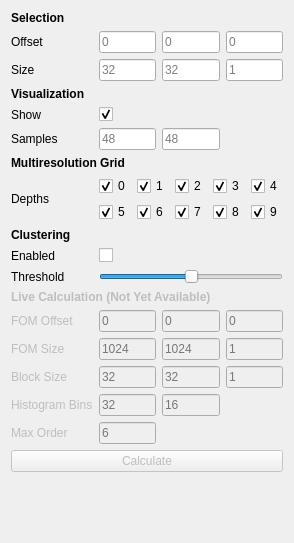
This is include/ui/plugins/fdm_toolbox.ui in VRGroupRWTH/pli_view as Qt 5 draws it before an edit. The edited form follows.
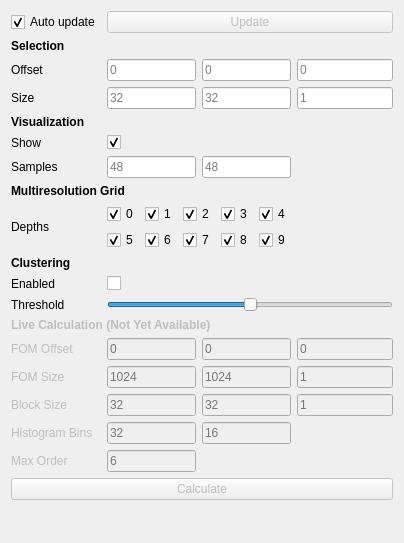
This is the edited form.

```diff
--- a/include/ui/plugins/fdm_toolbox.ui
+++ b/include/ui/plugins/fdm_toolbox.ui
@@ -6,44 +6,158 @@
    <rect>
     <x>0</x>
     <y>0</y>
-    <width>268</width>
+    <width>380</width>
     <height>543</height>
    </rect>
   </property>
   <property name="windowTitle">
    <string>Fiber Distribution Map Toolbox</string>
   </property>
-  <layout class="QGridLayout" name="gridLayout_2">
-   <item row="0" column="0" colspan="4">
-    <widget class="QLabel" name="label_subset">
+  <layout class="QGridLayout" name="gridLayout">
+   <item row="15" column="3">
+    <widget class="QLineEdit" name="line_edit_block_size_z">
+     <property name="enabled">
+      <bool>false</bool>
+     </property>
      <property name="sizePolicy">
       <sizepolicy hsizetype="Expanding" vsizetype="Fixed">
        <horstretch>1</horstretch>
        <verstretch>0</verstretch>
       </sizepolicy>
      </property>
-     <property name="font">
-      <font>
-       <weight>75</weight>
-       <bold>true</bold>
-      </font>
+     <property name="text">
+      <string/>
      </property>
+     <property name="alignment">
+      <set>Qt::AlignLeading|Qt::AlignLeft|Qt::AlignVCenter</set>
+     </property>
+     <property name="placeholderText">
+      <string>1</string>
+     </property>
+    </widget>
+   </item>
+   <item row="18" column="0" colspan="4">
+    <widget class="QPushButton" name="button_calculate">
+     <property name="enabled">
+      <bool>false</bool>
+     </property>
+     <property name="sizePolicy">
+      <sizepolicy hsizetype="Expanding" vsizetype="Fixed">
+       <horstretch>0</horstretch>
+       <verstretch>0</verstretch>
+      </sizepolicy>
+     </property>
      <property name="text">
-      <string>Selection</string>
+      <string>Calculate</string>
      </property>
+    </widget>
+   </item>
+   <item row="17" column="0">
+    <widget class="QLabel" name="label_max_order">
+     <property name="enabled">
+      <bool>false</bool>
+     </property>
+     <property name="text">
+      <string>Max Order</string>
+     </property>
+    </widget>
+   </item>
+   <item row="16" column="0">
+    <widget class="QLabel" name="label_histogram_bins">
+     <property name="enabled">
+      <bool>false</bool>
+     </property>
+     <property name="text">
+      <string>Histogram Bins</string>
+     </property>
+    </widget>
+   </item>
+   <item row="16" column="1">
+    <widget class="QLineEdit" name="line_edit_histogram_bins_x">
+     <property name="enabled">
+      <bool>false</bool>
+     </property>
+     <property name="sizePolicy">
+      <sizepolicy hsizetype="Expanding" vsizetype="Fixed">
+       <horstretch>1</horstretch>
+       <verstretch>0</verstretch>
+      </sizepolicy>
+     </property>
+     <property name="text">
+      <string/>
+     </property>
      <property name="alignment">
-      <set>Qt::AlignLeading|Qt::AlignLeft|Qt::AlignTop</set>
+      <set>Qt::AlignLeading|Qt::AlignLeft|Qt::AlignVCenter</set>
      </property>
+     <property name="placeholderText">
+      <string>32</string>
+     </property>
     </widget>
    </item>
-   <item row="1" column="0">
-    <widget class="QLabel" name="label_offset">
+   <item row="16" column="2">
+    <widget class="QLineEdit" name="line_edit_histogram_bins_y">
+     <property name="enabled">
+      <bool>false</bool>
+     </property>
+     <property name="sizePolicy">
+      <sizepolicy hsizetype="Expanding" vsizetype="Fixed">
+       <horstretch>1</horstretch>
+       <verstretch>0</verstretch>
+      </sizepolicy>
+     </property>
      <property name="text">
-      <string>Offset</string>
+      <string/>
      </property>
+     <property name="alignment">
+      <set>Qt::AlignLeading|Qt::AlignLeft|Qt::AlignVCenter</set>
+     </property>
+     <property name="placeholderText">
+      <string>16</string>
+     </property>
     </widget>
    </item>
-   <item row="1" column="1">
+   <item row="17" column="1">
+    <widget class="QLineEdit" name="line_edit_max_order">
+     <property name="enabled">
+      <bool>false</bool>
+     </property>
+     <property name="sizePolicy">
+      <sizepolicy hsizetype="Expanding" vsizetype="Fixed">
+       <horstretch>1</horstretch>
+       <verstretch>0</verstretch>
+      </sizepolicy>
+     </property>
+     <property name="text">
+      <string/>
+     </property>
+     <property name="alignment">
+      <set>Qt::AlignLeading|Qt::AlignLeft|Qt::AlignVCenter</set>
+     </property>
+     <property name="placeholderText">
+      <string>6</string>
+     </property>
+    </widget>
+   </item>
+   <item row="3" column="1">
+    <widget class="QLineEdit" name="line_edit_size_x">
+     <property name="sizePolicy">
+      <sizepolicy hsizetype="Expanding" vsizetype="Fixed">
+       <horstretch>1</horstretch>
+       <verstretch>0</verstretch>
+      </sizepolicy>
+     </property>
+     <property name="text">
+      <string/>
+     </property>
+     <property name="alignment">
+      <set>Qt::AlignLeading|Qt::AlignLeft|Qt::AlignVCenter</set>
+     </property>
+     <property name="placeholderText">
+      <string>32</string>
+     </property>
+    </widget>
+   </item>
+   <item row="2" column="1">
     <widget class="QLineEdit" name="line_edit_offset_x">
      <property name="sizePolicy">
       <sizepolicy hsizetype="Expanding" vsizetype="Fixed">
@@ -62,26 +176,17 @@
      </property>
     </widget>
    </item>
-   <item row="1" column="2">
-    <widget class="QLineEdit" name="line_edit_offset_y">
-     <property name="sizePolicy">
-      <sizepolicy hsizetype="Expanding" vsizetype="Fixed">
-       <horstretch>1</horstretch>
-       <verstretch>0</verstretch>
-      </sizepolicy>
+   <item row="0" column="1" colspan="3">
+    <widget class="QPushButton" name="button_update">
+     <property name="enabled">
+      <bool>false</bool>
      </property>
      <property name="text">
-      <string/>
-     </property>
-     <property name="alignment">
-      <set>Qt::AlignLeading|Qt::AlignLeft|Qt::AlignVCenter</set>
-     </property>
-     <property name="placeholderText">
-      <string>0</string>
+      <string>Update</string>
      </property>
     </widget>
    </item>
-   <item row="1" column="3">
+   <item row="2" column="3">
     <widget class="QLineEdit" name="line_edit_offset_z">
      <property name="sizePolicy">
       <sizepolicy hsizetype="Expanding" vsizetype="Fixed">
@@ -100,33 +205,43 @@
      </property>
     </widget>
    </item>
-   <item row="2" column="0">
+   <item row="3" column="0">
     <widget class="QLabel" name="label_size">
      <property name="text">
       <string>Size</string>
      </property>
     </widget>
    </item>
-   <item row="2" column="1">
-    <widget class="QLineEdit" name="line_edit_size_x">
-     <property name="sizePolicy">
-      <sizepolicy hsizetype="Expanding" vsizetype="Fixed">
-       <horstretch>1</horstretch>
-       <verstretch>0</verstretch>
-      </sizepolicy>
-     </property>
+   <item row="0" column="0">
+    <widget class="QCheckBox" name="checkbox_auto_update">
      <property name="text">
-      <string/>
+      <string>Auto update</string>
      </property>
-     <property name="alignment">
-      <set>Qt::AlignLeading|Qt::AlignLeft|Qt::AlignVCenter</set>
-     </property>
-     <property name="placeholderText">
-      <string>32</string>
+     <property name="checked">
+      <bool>true</bool>
      </property>
     </widget>
    </item>
    <item row="2" column="2">
+    <widget class="QLineEdit" name="line_edit_offset_y">
+     <property name="sizePolicy">
+      <sizepolicy hsizetype="Expanding" vsizetype="Fixed">
+       <horstretch>1</horstretch>
+       <verstretch>0</verstretch>
+      </sizepolicy>
+     </property>
+     <property name="text">
+      <string/>
+     </property>
+     <property name="alignment">
+      <set>Qt::AlignLeading|Qt::AlignLeft|Qt::AlignVCenter</set>
+     </property>
+     <property name="placeholderText">
+      <string>0</string>
+     </property>
+    </widget>
+   </item>
+   <item row="3" column="2">
     <widget class="QLineEdit" name="line_edit_size_y">
      <property name="sizePolicy">
       <sizepolicy hsizetype="Expanding" vsizetype="Fixed">
@@ -145,7 +260,7 @@
      </property>
     </widget>
    </item>
-   <item row="2" column="3">
+   <item row="3" column="3">
     <widget class="QLineEdit" name="line_edit_size_z">
      <property name="sizePolicy">
       <sizepolicy hsizetype="Expanding" vsizetype="Fixed">
@@ -164,7 +279,7 @@
      </property>
     </widget>
    </item>
-   <item row="3" column="0" colspan="4">
+   <item row="4" column="0">
     <widget class="QLabel" name="label_visualization">
      <property name="sizePolicy">
       <sizepolicy hsizetype="Expanding" vsizetype="Fixed">
@@ -186,14 +301,43 @@
      </property>
     </widget>
    </item>
-   <item row="4" column="0">
+   <item row="5" column="0">
     <widget class="QLabel" name="label_show">
      <property name="text">
       <string>Show</string>
      </property>
     </widget>
    </item>
-   <item row="4" column="1" colspan="3">
+   <item row="1" column="0">
+    <widget class="QLabel" name="label_subset">
+     <property name="sizePolicy">
+      <sizepolicy hsizetype="Expanding" vsizetype="Fixed">
+       <horstretch>1</horstretch>
+       <verstretch>0</verstretch>
+      </sizepolicy>
+     </property>
+     <property name="font">
+      <font>
+       <weight>75</weight>
+       <bold>true</bold>
+      </font>
+     </property>
+     <property name="text">
+      <string>Selection</string>
+     </property>
+     <property name="alignment">
+      <set>Qt::AlignLeading|Qt::AlignLeft|Qt::AlignTop</set>
+     </property>
+    </widget>
+   </item>
+   <item row="2" column="0">
+    <widget class="QLabel" name="label_offset">
+     <property name="text">
+      <string>Offset</string>
+     </property>
+    </widget>
+   </item>
+   <item row="5" column="1">
     <widget class="QCheckBox" name="checkbox_show">
      <property name="layoutDirection">
       <enum>Qt::LeftToRight</enum>
@@ -206,7 +350,7 @@
      </property>
     </widget>
    </item>
-   <item row="5" column="0">
+   <item row="6" column="0">
     <widget class="QLabel" name="label_samples">
      <property name="enabled">
       <bool>true</bool>
@@ -216,7 +360,7 @@
      </property>
     </widget>
    </item>
-   <item row="5" column="1">
+   <item row="6" column="1">
     <widget class="QLineEdit" name="line_edit_samples_x">
      <property name="enabled">
       <bool>true</bool>
@@ -238,10 +382,10 @@
      </property>
     </widget>
    </item>
-   <item row="5" column="2">
-    <widget class="QLineEdit" name="line_edit_samples_y">
+   <item row="12" column="0" colspan="3">
+    <widget class="QLabel" name="label_live_calculation">
      <property name="enabled">
-      <bool>true</bool>
+      <bool>false</bool>
      </property>
      <property name="sizePolicy">
       <sizepolicy hsizetype="Expanding" vsizetype="Fixed">
@@ -249,18 +393,51 @@
        <verstretch>0</verstretch>
       </sizepolicy>
      </property>
+     <property name="font">
+      <font>
+       <weight>75</weight>
+       <bold>true</bold>
+      </font>
+     </property>
      <property name="text">
-      <string/>
+      <string>Live Calculation (Not Yet Available)</string>
      </property>
      <property name="alignment">
-      <set>Qt::AlignLeading|Qt::AlignLeft|Qt::AlignVCenter</set>
+      <set>Qt::AlignLeading|Qt::AlignLeft|Qt::AlignTop</set>
      </property>
-     <property name="placeholderText">
-      <string>48</string>
+    </widget>
+   </item>
+   <item row="14" column="0">
+    <widget class="QLabel" name="label_fom_size">
+     <property name="enabled">
+      <bool>false</bool>
      </property>
+     <property name="text">
+      <string>FOM Size</string>
+     </property>
     </widget>
    </item>
-   <item row="6" column="0" colspan="4">
+   <item row="11" column="0">
+    <widget class="QLabel" name="label_threshold">
+     <property name="enabled">
+      <bool>true</bool>
+     </property>
+     <property name="text">
+      <string>Threshold</string>
+     </property>
+    </widget>
+   </item>
+   <item row="15" column="0">
+    <widget class="QLabel" name="label_block_size">
+     <property name="enabled">
+      <bool>false</bool>
+     </property>
+     <property name="text">
+      <string>Block Size</string>
+     </property>
+    </widget>
+   </item>
+   <item row="7" column="0" colspan="2">
     <widget class="QLabel" name="label_multiresolution_grid">
      <property name="sizePolicy">
       <sizepolicy hsizetype="Expanding" vsizetype="Fixed">
@@ -282,14 +459,182 @@
      </property>
     </widget>
    </item>
-   <item row="7" column="0">
+   <item row="10" column="0">
+    <widget class="QLabel" name="label_clustering_enabled">
+     <property name="text">
+      <string>Enabled</string>
+     </property>
+    </widget>
+   </item>
+   <item row="6" column="2">
+    <widget class="QLineEdit" name="line_edit_samples_y">
+     <property name="enabled">
+      <bool>true</bool>
+     </property>
+     <property name="sizePolicy">
+      <sizepolicy hsizetype="Expanding" vsizetype="Fixed">
+       <horstretch>1</horstretch>
+       <verstretch>0</verstretch>
+      </sizepolicy>
+     </property>
+     <property name="text">
+      <string/>
+     </property>
+     <property name="alignment">
+      <set>Qt::AlignLeading|Qt::AlignLeft|Qt::AlignVCenter</set>
+     </property>
+     <property name="placeholderText">
+      <string>48</string>
+     </property>
+    </widget>
+   </item>
+   <item row="14" column="1">
+    <widget class="QLineEdit" name="line_edit_fom_size_x">
+     <property name="enabled">
+      <bool>false</bool>
+     </property>
+     <property name="sizePolicy">
+      <sizepolicy hsizetype="Expanding" vsizetype="Fixed">
+       <horstretch>1</horstretch>
+       <verstretch>0</verstretch>
+      </sizepolicy>
+     </property>
+     <property name="text">
+      <string/>
+     </property>
+     <property name="alignment">
+      <set>Qt::AlignLeading|Qt::AlignLeft|Qt::AlignVCenter</set>
+     </property>
+     <property name="placeholderText">
+      <string>1024</string>
+     </property>
+    </widget>
+   </item>
+   <item row="8" column="0">
     <widget class="QLabel" name="label_depths">
      <property name="text">
       <string>Depths</string>
      </property>
     </widget>
    </item>
-   <item row="7" column="1" colspan="3">
+   <item row="13" column="3">
+    <widget class="QLineEdit" name="line_edit_fom_offset_z">
+     <property name="enabled">
+      <bool>false</bool>
+     </property>
+     <property name="sizePolicy">
+      <sizepolicy hsizetype="Expanding" vsizetype="Fixed">
+       <horstretch>1</horstretch>
+       <verstretch>0</verstretch>
+      </sizepolicy>
+     </property>
+     <property name="text">
+      <string/>
+     </property>
+     <property name="alignment">
+      <set>Qt::AlignLeading|Qt::AlignLeft|Qt::AlignVCenter</set>
+     </property>
+     <property name="placeholderText">
+      <string>0</string>
+     </property>
+    </widget>
+   </item>
+   <item row="14" column="3">
+    <widget class="QLineEdit" name="line_edit_fom_size_z">
+     <property name="enabled">
+      <bool>false</bool>
+     </property>
+     <property name="sizePolicy">
+      <sizepolicy hsizetype="Expanding" vsizetype="Fixed">
+       <horstretch>1</horstretch>
+       <verstretch>0</verstretch>
+      </sizepolicy>
+     </property>
+     <property name="text">
+      <string/>
+     </property>
+     <property name="alignment">
+      <set>Qt::AlignLeading|Qt::AlignLeft|Qt::AlignVCenter</set>
+     </property>
+     <property name="placeholderText">
+      <string>1</string>
+     </property>
+    </widget>
+   </item>
+   <item row="10" column="1">
+    <widget class="QCheckBox" name="checkbox_clustering_enabled">
+     <property name="enabled">
+      <bool>true</bool>
+     </property>
+     <property name="layoutDirection">
+      <enum>Qt::LeftToRight</enum>
+     </property>
+     <property name="text">
+      <string/>
+     </property>
+     <property name="checked">
+      <bool>false</bool>
+     </property>
+    </widget>
+   </item>
+   <item row="15" column="1">
+    <widget class="QLineEdit" name="line_edit_block_size_x">
+     <property name="enabled">
+      <bool>false</bool>
+     </property>
+     <property name="sizePolicy">
+      <sizepolicy hsizetype="Expanding" vsizetype="Fixed">
+       <horstretch>1</horstretch>
+       <verstretch>0</verstretch>
+      </sizepolicy>
+     </property>
+     <property name="text">
+      <string/>
+     </property>
+     <property name="alignment">
+      <set>Qt::AlignLeading|Qt::AlignLeft|Qt::AlignVCenter</set>
+     </property>
+     <property name="placeholderText">
+      <string>32</string>
+     </property>
+    </widget>
+   </item>
+   <item row="14" column="2">
+    <widget class="QLineEdit" name="line_edit_fom_size_y">
+     <property name="enabled">
+      <bool>false</bool>
+     </property>
+     <property name="sizePolicy">
+      <sizepolicy hsizetype="Expanding" vsizetype="Fixed">
+       <horstretch>1</horstretch>
+       <verstretch>0</verstretch>
+      </sizepolicy>
+     </property>
+     <property name="text">
+      <string/>
+     </property>
+     <property name="alignment">
+      <set>Qt::AlignLeading|Qt::AlignLeft|Qt::AlignVCenter</set>
+     </property>
+     <property name="placeholderText">
+      <string>1024</string>
+     </property>
+    </widget>
+   </item>
+   <item row="11" column="1" colspan="3">
+    <widget class="QSlider" name="slider_clustering_threshold">
+     <property name="maximum">
+      <number>1000</number>
+     </property>
+     <property name="sliderPosition">
+      <number>500</number>
+     </property>
+     <property name="orientation">
+      <enum>Qt::Horizontal</enum>
+     </property>
+    </widget>
+   </item>
+   <item row="8" column="1" colspan="2">
     <layout class="QGridLayout" name="layout_depth_checkboxes">
      <item row="0" column="0">
       <widget class="QCheckBox" name="checkbox_depth_0">
@@ -393,100 +738,7 @@
      </item>
     </layout>
    </item>
-   <item row="8" column="0" colspan="4">
-    <widget class="QLabel" name="label_clustering">
-     <property name="sizePolicy">
-      <sizepolicy hsizetype="Expanding" vsizetype="Fixed">
-       <horstretch>1</horstretch>
-       <verstretch>0</verstretch>
-      </sizepolicy>
-     </property>
-     <property name="font">
-      <font>
-       <weight>75</weight>
-       <bold>true</bold>
-      </font>
-     </property>
-     <property name="text">
-      <string>Clustering</string>
-     </property>
-     <property name="alignment">
-      <set>Qt::AlignLeading|Qt::AlignLeft|Qt::AlignTop</set>
-     </property>
-    </widget>
-   </item>
-   <item row="9" column="0">
-    <widget class="QLabel" name="label_clustering_enabled">
-     <property name="text">
-      <string>Enabled</string>
-     </property>
-    </widget>
-   </item>
-   <item row="9" column="1" colspan="3">
-    <widget class="QCheckBox" name="checkbox_clustering_enabled">
-     <property name="enabled">
-      <bool>true</bool>
-     </property>
-     <property name="layoutDirection">
-      <enum>Qt::LeftToRight</enum>
-     </property>
-     <property name="text">
-      <string/>
-     </property>
-     <property name="checked">
-      <bool>false</bool>
-     </property>
-    </widget>
-   </item>
-   <item row="10" column="0">
-    <widget class="QLabel" name="label_threshold">
-     <property name="enabled">
-      <bool>true</bool>
-     </property>
-     <property name="text">
-      <string>Threshold</string>
-     </property>
-    </widget>
-   </item>
-   <item row="10" column="1" colspan="3">
-    <widget class="QSlider" name="slider_clustering_threshold">
-     <property name="maximum">
-      <number>1000</number>
-     </property>
-     <property name="sliderPosition">
-      <number>500</number>
-     </property>
-     <property name="orientation">
-      <enum>Qt::Horizontal</enum>
-     </property>
-    </widget>
-   </item>
-   <item row="11" column="0" colspan="4">
-    <widget class="QLabel" name="label_live_calculation">
-     <property name="enabled">
-      <bool>false</bool>
-     </property>
-     <property name="sizePolicy">
-      <sizepolicy hsizetype="Expanding" vsizetype="Fixed">
-       <horstretch>1</horstretch>
-       <verstretch>0</verstretch>
-      </sizepolicy>
-     </property>
-     <property name="font">
-      <font>
-       <weight>75</weight>
-       <bold>true</bold>
-      </font>
-     </property>
-     <property name="text">
-      <string>Live Calculation (Not Yet Available)</string>
-     </property>
-     <property name="alignment">
-      <set>Qt::AlignLeading|Qt::AlignLeft|Qt::AlignTop</set>
-     </property>
-    </widget>
-   </item>
-   <item row="12" column="0">
+   <item row="13" column="0">
     <widget class="QLabel" name="label_fom_offset">
      <property name="enabled">
       <bool>false</bool>
@@ -496,106 +748,8 @@
      </property>
     </widget>
    </item>
-   <item row="12" column="1">
-    <widget class="QLineEdit" name="line_edit_fom_offset_x">
-     <property name="enabled">
-      <bool>false</bool>
-     </property>
-     <property name="sizePolicy">
-      <sizepolicy hsizetype="Expanding" vsizetype="Fixed">
-       <horstretch>1</horstretch>
-       <verstretch>0</verstretch>
-      </sizepolicy>
-     </property>
-     <property name="text">
-      <string/>
-     </property>
-     <property name="alignment">
-      <set>Qt::AlignLeading|Qt::AlignLeft|Qt::AlignVCenter</set>
-     </property>
-     <property name="placeholderText">
-      <string>0</string>
-     </property>
-    </widget>
-   </item>
-   <item row="12" column="2">
-    <widget class="QLineEdit" name="line_edit_fom_offset_y">
-     <property name="enabled">
-      <bool>false</bool>
-     </property>
-     <property name="sizePolicy">
-      <sizepolicy hsizetype="Expanding" vsizetype="Fixed">
-       <horstretch>1</horstretch>
-       <verstretch>0</verstretch>
-      </sizepolicy>
-     </property>
-     <property name="text">
-      <string/>
-     </property>
-     <property name="alignment">
-      <set>Qt::AlignLeading|Qt::AlignLeft|Qt::AlignVCenter</set>
-     </property>
-     <property name="placeholderText">
-      <string>0</string>
-     </property>
-    </widget>
-   </item>
-   <item row="12" column="3">
-    <widget class="QLineEdit" name="line_edit_fom_offset_z">
-     <property name="enabled">
-      <bool>false</bool>
-     </property>
-     <property name="sizePolicy">
-      <sizepolicy hsizetype="Expanding" vsizetype="Fixed">
-       <horstretch>1</horstretch>
-       <verstretch>0</verstretch>
-      </sizepolicy>
-     </property>
-     <property name="text">
-      <string/>
-     </property>
-     <property name="alignment">
-      <set>Qt::AlignLeading|Qt::AlignLeft|Qt::AlignVCenter</set>
-     </property>
-     <property name="placeholderText">
-      <string>0</string>
-     </property>
-    </widget>
-   </item>
-   <item row="13" column="0">
-    <widget class="QLabel" name="label_fom_size">
-     <property name="enabled">
-      <bool>false</bool>
-     </property>
-     <property name="text">
-      <string>FOM Size</string>
-     </property>
-    </widget>
-   </item>
-   <item row="13" column="1">
-    <widget class="QLineEdit" name="line_edit_fom_size_x">
-     <property name="enabled">
-      <bool>false</bool>
-     </property>
-     <property name="sizePolicy">
-      <sizepolicy hsizetype="Expanding" vsizetype="Fixed">
-       <horstretch>1</horstretch>
-       <verstretch>0</verstretch>
-      </sizepolicy>
-     </property>
-     <property name="text">
-      <string/>
-     </property>
-     <property name="alignment">
-      <set>Qt::AlignLeading|Qt::AlignLeft|Qt::AlignVCenter</set>
-     </property>
-     <property name="placeholderText">
-      <string>1024</string>
-     </property>
-    </widget>
-   </item>
    <item row="13" column="2">
-    <widget class="QLineEdit" name="line_edit_fom_size_y">
+    <widget class="QLineEdit" name="line_edit_fom_offset_y">
      <property name="enabled">
       <bool>false</bool>
      </property>
@@ -612,142 +766,34 @@
       <set>Qt::AlignLeading|Qt::AlignLeft|Qt::AlignVCenter</set>
      </property>
      <property name="placeholderText">
-      <string>1024</string>
+      <string>0</string>
      </property>
     </widget>
    </item>
-   <item row="13" column="3">
-    <widget class="QLineEdit" name="line_edit_fom_size_z">
-     <property name="enabled">
-      <bool>false</bool>
-     </property>
+   <item row="9" column="0">
+    <widget class="QLabel" name="label_clustering">
      <property name="sizePolicy">
       <sizepolicy hsizetype="Expanding" vsizetype="Fixed">
        <horstretch>1</horstretch>
        <verstretch>0</verstretch>
       </sizepolicy>
      </property>
-     <property name="text">
-      <string/>
+     <property name="font">
+      <font>
+       <weight>75</weight>
+       <bold>true</bold>
+      </font>
      </property>
-     <property name="alignment">
-      <set>Qt::AlignLeading|Qt::AlignLeft|Qt::AlignVCenter</set>
-     </property>
-     <property name="placeholderText">
-      <string>1</string>
-     </property>
-    </widget>
-   </item>
-   <item row="14" column="0">
-    <widget class="QLabel" name="label_block_size">
-     <property name="enabled">
-      <bool>false</bool>
-     </property>
      <property name="text">
-      <string>Block Size</string>
+      <string>Clustering</string>
      </property>
-    </widget>
-   </item>
-   <item row="14" column="1">
-    <widget class="QLineEdit" name="line_edit_block_size_x">
-     <property name="enabled">
-      <bool>false</bool>
-     </property>
-     <property name="sizePolicy">
-      <sizepolicy hsizetype="Expanding" vsizetype="Fixed">
-       <horstretch>1</horstretch>
-       <verstretch>0</verstretch>
-      </sizepolicy>
-     </property>
-     <property name="text">
-      <string/>
-     </property>
      <property name="alignment">
-      <set>Qt::AlignLeading|Qt::AlignLeft|Qt::AlignVCenter</set>
-     </property>
-     <property name="placeholderText">
-      <string>32</string>
-     </property>
-    </widget>
-   </item>
-   <item row="14" column="2">
-    <widget class="QLineEdit" name="line_edit_block_size_y">
-     <property name="enabled">
-      <bool>false</bool>
-     </property>
-     <property name="sizePolicy">
-      <sizepolicy hsizetype="Expanding" vsizetype="Fixed">
-       <horstretch>1</horstretch>
-       <verstretch>0</verstretch>
-      </sizepolicy>
-     </property>
-     <property name="text">
-      <string/>
-     </property>
-     <property name="alignment">
-      <set>Qt::AlignLeading|Qt::AlignLeft|Qt::AlignVCenter</set>
-     </property>
-     <property name="placeholderText">
-      <string>32</string>
-     </property>
-    </widget>
-   </item>
-   <item row="14" column="3">
-    <widget class="QLineEdit" name="line_edit_block_size_z">
-     <property name="enabled">
-      <bool>false</bool>
-     </property>
-     <property name="sizePolicy">
-      <sizepolicy hsizetype="Expanding" vsizetype="Fixed">
-       <horstretch>1</horstretch>
-       <verstretch>0</verstretch>
-      </sizepolicy>
-     </property>
-     <property name="text">
-      <string/>
-     </property>
-     <property name="alignment">
-      <set>Qt::AlignLeading|Qt::AlignLeft|Qt::AlignVCenter</set>
-     </property>
-     <property name="placeholderText">
-      <string>1</string>
-     </property>
-    </widget>
-   </item>
-   <item row="15" column="0">
-    <widget class="QLabel" name="label_histogram_bins">
-     <property name="enabled">
-      <bool>false</bool>
-     </property>
-     <property name="text">
-      <string>Histogram Bins</string>
-     </property>
-    </widget>
-   </item>
-   <item row="15" column="1">
-    <widget class="QLineEdit" name="line_edit_histogram_bins_x">
-     <property name="enabled">
-      <bool>false</bool>
-     </property>
-     <property name="sizePolicy">
-      <sizepolicy hsizetype="Expanding" vsizetype="Fixed">
-       <horstretch>1</horstretch>
-       <verstretch>0</verstretch>
-      </sizepolicy>
-     </property>
-     <property name="text">
-      <string/>
-     </property>
-     <property name="alignment">
-      <set>Qt::AlignLeading|Qt::AlignLeft|Qt::AlignVCenter</set>
-     </property>
-     <property name="placeholderText">
-      <string>32</string>
+      <set>Qt::AlignLeading|Qt::AlignLeft|Qt::AlignTop</set>
      </property>
     </widget>
    </item>
    <item row="15" column="2">
-    <widget class="QLineEdit" name="line_edit_histogram_bins_y">
+    <widget class="QLineEdit" name="line_edit_block_size_y">
      <property name="enabled">
       <bool>false</bool>
      </property>
@@ -764,25 +810,15 @@
       <set>Qt::AlignLeading|Qt::AlignLeft|Qt::AlignVCenter</set>
      </property>
      <property name="placeholderText">
-      <string>16</string>
+      <string>32</string>
      </property>
     </widget>
    </item>
-   <item row="16" column="0">
-    <widget class="QLabel" name="label_max_order">
+   <item row="13" column="1">
+    <widget class="QLineEdit" name="line_edit_fom_offset_x">
      <property name="enabled">
       <bool>false</bool>
      </property>
-     <property name="text">
-      <string>Max Order</string>
-     </property>
-    </widget>
-   </item>
-   <item row="16" column="1">
-    <widget class="QLineEdit" name="line_edit_max_order">
-     <property name="enabled">
-      <bool>false</bool>
-     </property>
      <property name="sizePolicy">
       <sizepolicy hsizetype="Expanding" vsizetype="Fixed">
        <horstretch>1</horstretch>
@@ -796,27 +832,11 @@
       <set>Qt::AlignLeading|Qt::AlignLeft|Qt::AlignVCenter</set>
      </property>
      <property name="placeholderText">
-      <string>6</string>
+      <string>0</string>
      </property>
     </widget>
    </item>
-   <item row="17" column="0" colspan="4">
-    <widget class="QPushButton" name="button_calculate">
-     <property name="enabled">
-      <bool>false</bool>
-     </property>
-     <property name="sizePolicy">
-      <sizepolicy hsizetype="Expanding" vsizetype="Fixed">
-       <horstretch>0</horstretch>
-       <verstretch>0</verstretch>
-      </sizepolicy>
-     </property>
-     <property name="text">
-      <string>Calculate</string>
-     </property>
-    </widget>
-   </item>
-   <item row="18" column="1" colspan="2">
+   <item row="20" column="3">
     <spacer name="spacer">
      <property name="orientation">
       <enum>Qt::Vertical</enum>
```
